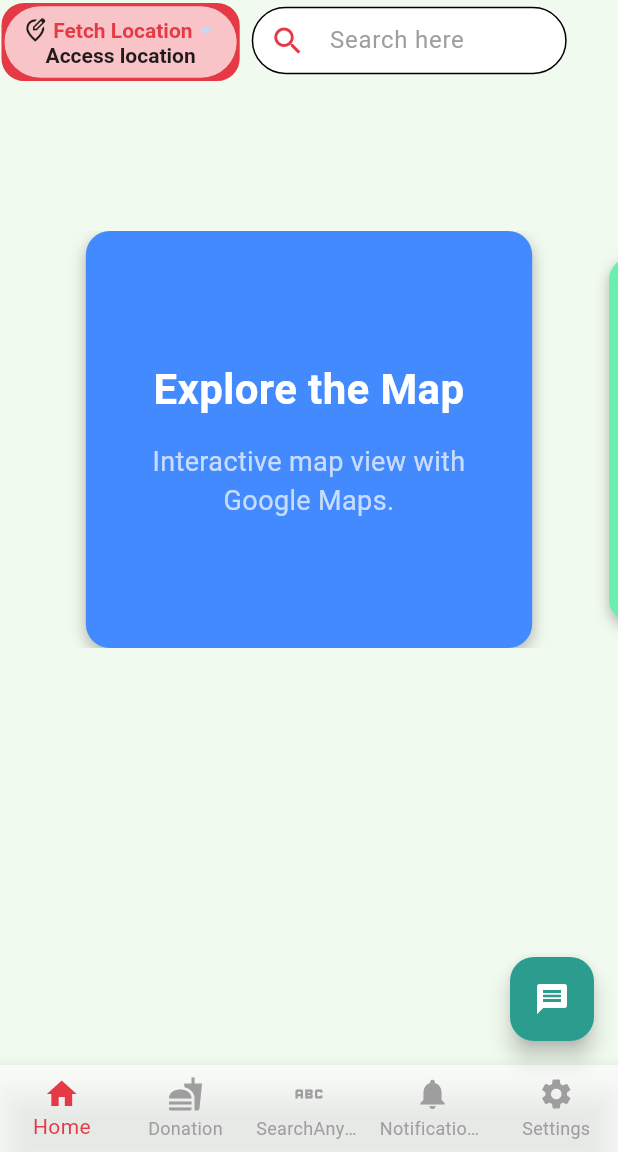
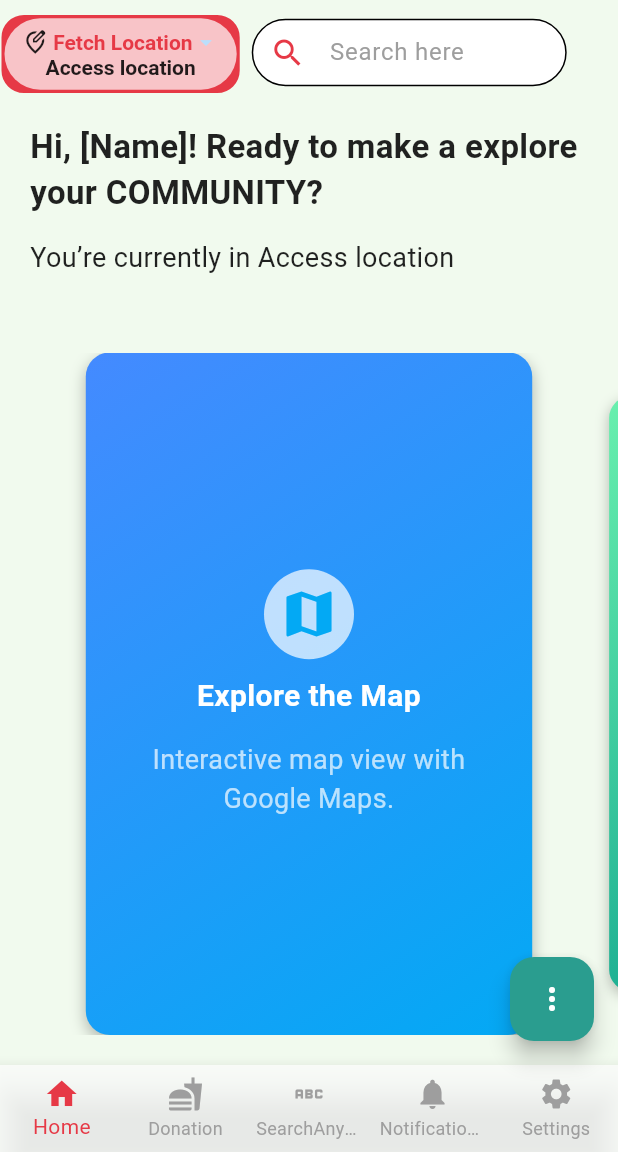
Before and after one commit to SpoorthyS1/Social_Nest, a Flutter app: the screen it shows once a user with an empty profile is signed in, on a phone screen of 412 x 824 dp, the part 84-1236 px from its top. Run offline on Flutter 3.47's test engine with Material 3 defaults, Android fonts, the light colour scheme and no system bars; drawn by our look-alikes of carousel_slider; our stand-ins replace firebase_auth, firebase_core, geocoding, geolocator, google_sign_in; accounts and stored records are empty.

Commit message:
Theme and layout somemore changes

```diff
--- a/lib/component/carousel_cards.dart
+++ b/lib/component/carousel_cards.dart
@@ -20,37 +20,69 @@
             "Explore the Map",
             "Interactive map view with Google Maps.",
             theme,
-              Colors.blueAccent,
-              context),
-          _customCard("Nearby Places", "Discover cafes, gyms, parks, and more!",
-              theme, Colors.greenAccent, context),
-          _customCard("Game Notifications", "Invite friends a!", theme,
-              Colors.orangeAccent, context),
+            [Colors.blueAccent, Colors.lightBlue],
+            Icons.map,
+            () => _onCardTap(context, "Explore the Map"),
+          ),
+          _customCard(
+            "Nearby Places",
+            "Discover cafes, gyms, parks, and more!",
+            theme,
+            [Colors.greenAccent, Colors.teal],
+            Icons.place,
+            () => _onCardTap(context, "Nearby Places"),
+          ),
+          _customCard(
+            "Game Notifications",
+            "Invite friends to play together!",
+            theme,
+            [Colors.orangeAccent, Colors.deepOrange],
+            Icons.notifications_active,
+            () => _onCardTap(context, "Game Notifications"),
+          ),
           _customCard(
             "Food Collection",
             "Contribute to food drives in your area.",
             theme,
-              Colors.purpleAccent,
-              context),
+            [Colors.purpleAccent, Colors.deepPurple],
+            Icons.food_bank,
+            () => _onCardTap(context, "Food Collection"),
+          ),
           _customCard(
             "News & Updates",
             "Stay updated with the latest community news.",
             theme,
-              Colors.redAccent,
-              context),
+            [Colors.redAccent, Colors.pinkAccent],
+            Icons.newspaper,
+            () => _onCardTap(context, "News & Updates"),
+          ),
         ],
       ),
     );
   }
 
-  Widget _customCard(String title, String description, ThemeData theme,
-      Color color, BuildContext context) {
-    return Container(
+  Widget _customCard(
+    String title,
+    String description,
+    ThemeData theme,
+    List<Color> gradientColors,
+    IconData icon,
+    VoidCallback onTap,
+  ) {
+    final isDarkTheme = theme.brightness == Brightness.dark;
+
+    return GestureDetector(
+      onTap: onTap,
+      child: Container(
         margin:
             const EdgeInsets.symmetric(horizontal: 16), // Spacing between cards
-      height: MediaQuery.of(context).size.height * 0.85, // 85% of screen height
+        height: 200, // Fixed tall height for the card
         decoration: BoxDecoration(
-        color: color,
+          gradient: LinearGradient(
+            colors: gradientColors,
+            begin: Alignment.topLeft,
+            end: Alignment.bottomRight,
+          ),
           borderRadius: BorderRadius.circular(16.0),
           boxShadow: [
             BoxShadow(
@@ -65,16 +97,26 @@
           child: Column(
             mainAxisAlignment: MainAxisAlignment.center,
             children: [
+              CircleAvatar(
+                radius: 30,
+                backgroundColor: isDarkTheme ? Colors.black54 : Colors.white70,
+                child: Icon(
+                  icon,
+                  size: 40,
+                  color: gradientColors.last,
+                ),
+              ),
+              SizedBox(height: 10),
               Text(
                 title,
                 style: TextStyle(
-                fontSize: 28,
+                  fontSize: 20,
                   fontWeight: FontWeight.bold,
                   color: Colors.white,
                 ),
                 textAlign: TextAlign.center,
               ),
-            SizedBox(height: 16),
+              SizedBox(height: 15),
               Text(
                 description,
                 style: TextStyle(
@@ -87,6 +129,15 @@
             ],
           ),
         ),
+      ),
+    );
+  }
+
+  void _onCardTap(BuildContext context, String title) {
+    ScaffoldMessenger.of(context).showSnackBar(
+      SnackBar(
+        content: Text('You tapped on "$title"!'),
+      ),
     );
   }
 }
--- a/lib/methods/Theme.dart
+++ b/lib/methods/Theme.dart
@@ -32,12 +32,12 @@
       displayLarge: TextStyle(
         fontSize: 32.0,
         fontWeight: FontWeight.bold,
-        color: Colors.white, // White Text
+        color: Colors.black, // White Text
       ),
       displayMedium: TextStyle(
         fontSize: 24.0,
         fontWeight: FontWeight.bold,
-        color: Colors.white, // White Text
+        color: Colors.black, // White Text
       ),
       bodyLarge: TextStyle(
         fontSize: 16.0,
--- a/lib/pages/HomePage.dart
+++ b/lib/pages/HomePage.dart
@@ -150,6 +150,7 @@
       ),
       body: Column(
         children: [
+          SizedBox(height: 8.0),
           Row(
             children: [
               Container(
@@ -238,23 +239,84 @@
               ),
             ],
           ),
+          Padding(
+            padding: const EdgeInsets.symmetric(horizontal: 20.0),
+            child: Column(
+              crossAxisAlignment: CrossAxisAlignment.start,
+              children: [
+                SizedBox(
+                  height: 20,
+                ),
+                Text(
+                  'Hi, [Name]! Ready to make a explore your COMMUNITY?',
+                  style: TextStyle(
+                    fontSize: 22,
+                    fontWeight: FontWeight.bold,
+                    color: Theme.of(context).brightness == Brightness.dark
+                        ? Colors.white // For dark theme
+                        : Colors.black87,
+                  ),
+                ),
+                SizedBox(height: 15),
+                Text(
+                  'You’re currently in ${sublocality ?? 'a nearby city'}',
+                  style: TextStyle(
+                    fontSize: 18,
+                    color: Theme.of(context).brightness == Brightness.dark
+                        ? Colors.white // For dark theme
+                        : Colors.black87,
+                  ),
+                ),
+              ],
+            ),
+          ),
           SizedBox(
-            height: 100,
+            height: 50,
           ),
           Expanded(
             child: TallCarouselCards(),
           ),
-          Spacer(),
+          SizedBox(height: 20),
         ],
       ),
       floatingActionButton: FloatingActionButton(
         onPressed: () {
-          // Handle messaging functionality
+          showModalBottomSheet(
+            context: context,
+            builder: (context) => Column(
+              mainAxisSize: MainAxisSize.min,
+              children: [
+                ListTile(
+                  leading: Icon(Icons.admin_panel_settings),
+                  title: Text('Contact Community Admin'),
+                  onTap: () {
+                    // Logic for contacting admin
+                  },
+                ),
+                ListTile(
+                  leading: Icon(Icons.help),
+                  title: Text('Ask for Help'),
+                  onTap: () {
+                    // Logic for asking help
+                  },
+                ),
+                ListTile(
+                  leading: Icon(Icons.chat),
+                  title: Text('Start Chat with a Group'),
+                  onTap: () {
+                    // Logic for starting group chat
+                  },
+                ),
+              ],
+            ),
+          );
         },
         backgroundColor:
             Theme.of(context).floatingActionButtonTheme.backgroundColor,
-        child: Icon(Icons.message,
-            color: Theme.of(context).floatingActionButtonTheme.foregroundColor),
+        child: Icon(
+          Icons.more_vert,
+          color: Theme.of(context).floatingActionButtonTheme.foregroundColor,
+        ),
       ),
       bottomNavigationBar: BottomNavigationBar(
         type: BottomNavigationBarType.fixed,
```
Also changed, not shown: lib/component/theme_class.dart (deleted, +0 -51 lines). Lines whose indentation alone changed are shown as unchanged.
